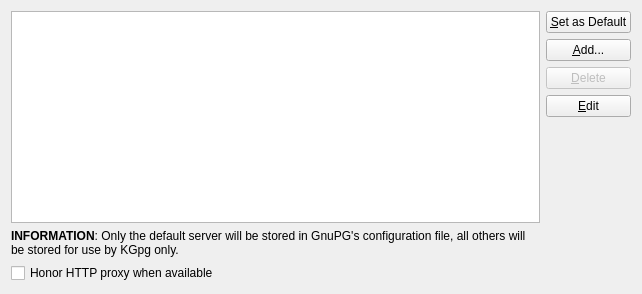
The window that conf_servers.ui (KDE/kgpg) describes before a commit, drawn with Qt 5.
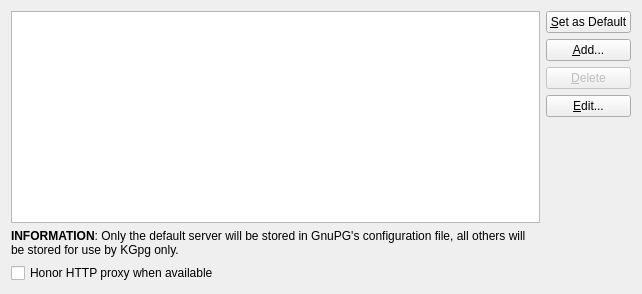
The same window after the commit. Custom widgets are drawn as their Qt base class.

Commit message: i18n style guide fixes: http://techbase.kde.org/Projects/Usability/HIG/Capitalization

Diff of the .ui file:
```diff
--- a/conf_servers.ui
+++ b/conf_servers.ui
@@ -71,7 +71,7 @@
        <item>
         <widget class="KPushButton" name="server_edit" >
          <property name="text" >
-          <string>&amp;Edit</string>
+          <string>&amp;Edit...</string>
          </property>
         </widget>
        </item>
```
The commit also changes 2 other files.
